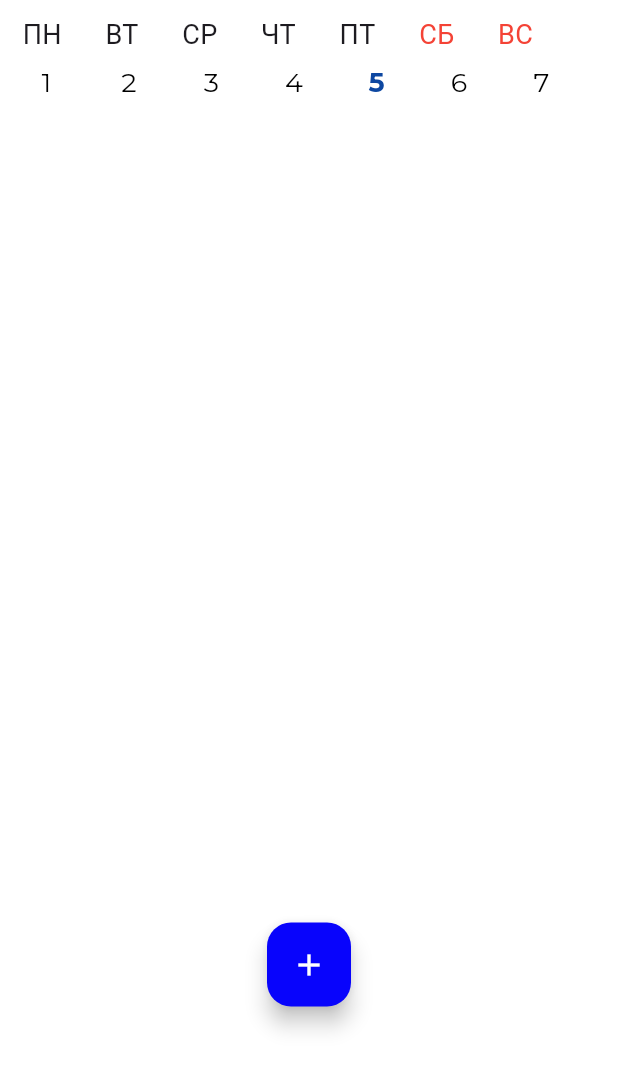
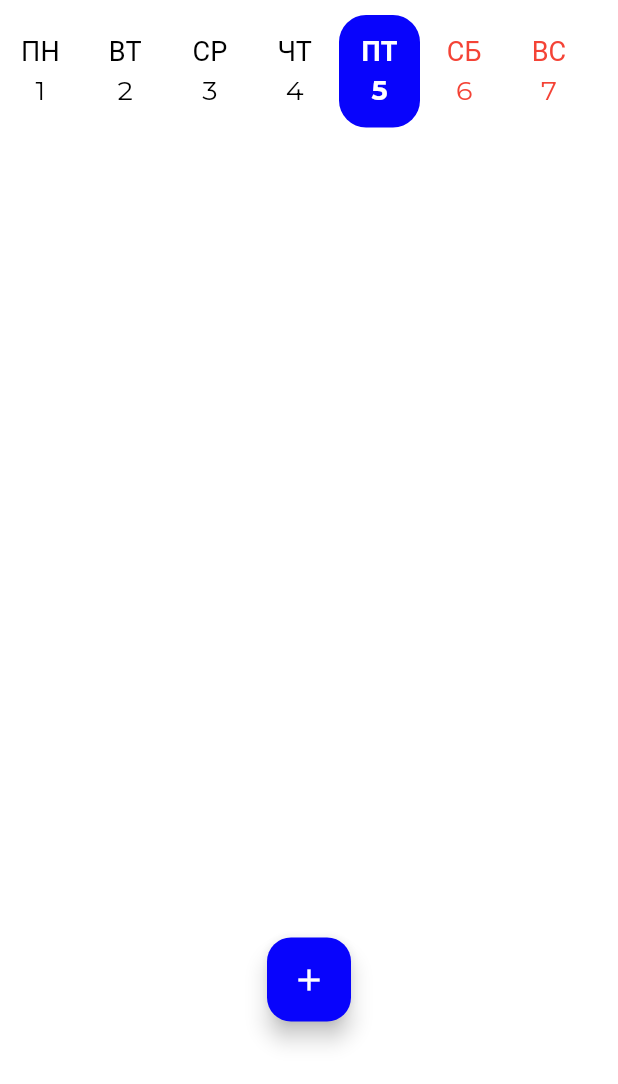
Before and after one commit to schlimmsten/Multitask, a Flutter app: the MainScreenBuilder screen opened directly, on a phone screen of 412 x 824 dp. Shown: the top 1084 px of the screen. Run offline on Flutter 3.47's test engine with Material 3 defaults, Android fonts, the phone set to English and light mode, and no system bars; project files that could hold a hidden picture were left out.

Commit message:
сделаны даты по новому макету

```diff
--- a/lib/main_screen_components/date_builder.dart
+++ b/lib/main_screen_components/date_builder.dart
@@ -1,5 +1,15 @@
 import 'package:flutter/material.dart';
 import 'date_of_week.dart';
+
+List<String> days = [
+    'ПН',
+    'ВТ',
+    'СР',
+    'ЧТ',
+    'ПТ',
+    'СБ',
+    'ВС',
+];
 
 class DateBuilder extends StatefulWidget {
   const DateBuilder({super.key});
@@ -23,7 +33,8 @@ class _DateBuilderState extends State<DateBuilder> {
     DateTime date = now.add(Duration(days: dayDifference));
     bool selected = index == now.weekday - 1;
     return DateOfWeek(
-      text: date.day.toString(),
+      day: days[index],
+      date: date.day.toString(),
       isSelected: selected,
       onPressed: () {
         _onItemTapped(index);
@@ -39,18 +50,22 @@ class _DateBuilderState extends State<DateBuilder> {
     });
   }
 
+  //вот тут будет сложно оптимизировать, надо как то более адекватно это сделать +
+  //вопрос с листанием остается
   @override
   Widget build(BuildContext context) {
     return SizedBox(
-      height: 45,
-      child: ListView.builder(
+      height: 75,
+      child: ListView.separated(
         scrollDirection: Axis.horizontal,
         itemCount: weekNumbersButtons.length,
+        separatorBuilder: (BuildContext context, int index) =>
+                const VerticalDivider(width: 2.5, color: Colors.white,),
         itemBuilder: (context, index) {
           //можно сделать лучше?
-          return Container(
-            padding: const EdgeInsets.only(left: 7, top: 4),
-            width: 55,
+          return SizedBox(
+            //padding: const EdgeInsets.only(left: 7, top: 4),
+            width: 54,
             child: weekNumbersButtons[index]
           );
         },
--- a/lib/main_screen_components/date_of_week.dart
+++ b/lib/main_screen_components/date_of_week.dart
@@ -1,25 +1,38 @@
 import 'package:flutter/material.dart';
 
 class DateOfWeek extends StatelessWidget {
-  final String text;
+
+  final String day;
+  final String date;
   final bool isSelected;
   final VoidCallback onPressed;
 
-  const DateOfWeek({super.key,required this.text,required this.isSelected,required this.onPressed,});
+  const DateOfWeek({super.key,required this.date,required this.day,required this.isSelected,required this.onPressed,});
 
+//BorderSide(color: isSelected ? const Color.fromARGB(255, 8, 4, 252) : Theme.of(context).textTheme.displayLarge?.color ?? Colors.black,)
+
+//тут с темами разобраться!!!!!!!!!!!!!!!!!!!!!!!!!!!!!!!!!!!!!!!!!!!!!!!!!!!!!
   @override
   Widget build(BuildContext context) {
     return TextButton(
       onPressed: onPressed,
-      style: TextButton.styleFrom(
-          shape: const CircleBorder(),
+      style:  ButtonStyle(
+        backgroundColor: MaterialStateProperty.all<Color>(
+          isSelected ? const Color.fromARGB(255, 8, 4, 252) : Colors.white,),
+        shape: MaterialStateProperty.all<RoundedRectangleBorder>(
+          RoundedRectangleBorder(
+            borderRadius: BorderRadius.circular(18.0),
+            //side: isSelected ? const BorderSide(color: Color.fromARGB(255, 8, 4, 252)) : BorderSide.none
+
+          )
+        )
       ),
       child: Text(
-        text,
+        "$day\n$date",
         style: TextStyle(
           fontSize: 18,
           fontFamily: "Montserrat",
-          color: isSelected ? Colors.blue.shade900 : Colors.black,
+          color: ((day == 'СБ' || day == 'ВС') && !isSelected) ? Colors.red : (isSelected ? Colors.white : Colors.black),
           fontWeight: isSelected ? FontWeight.bold : FontWeight.normal,
         ),
         textAlign: TextAlign.center,
@@ -28,12 +41,14 @@ class DateOfWeek extends StatelessWidget {
   }
 
   DateOfWeek copyWith({
-    String? text,
+    String? day,
+    String? date,
     bool? isSelected,
     VoidCallback? onPressed,
   }) {
     return DateOfWeek(
-      text: text ?? this.text,
+      day: day ?? this.day,
+      date: date ?? this.date,
       isSelected: isSelected ?? this.isSelected,
       onPressed: onPressed ?? this.onPressed,
     );
--- a/lib/main_screen_components/main_screen_builder.dart
+++ b/lib/main_screen_components/main_screen_builder.dart
@@ -1,7 +1,7 @@
 import 'package:flutter/material.dart';
 import 'add_button.dart';
 import 'date_builder.dart';
-import 'day_builder.dart';
+//import 'day_builder.dart';
 
 class MainScreenBuilder extends StatefulWidget {
   const MainScreenBuilder({super.key});
@@ -17,7 +17,7 @@ class _MainScreenBuilderState extends State<MainScreenBuilder> {
       body: Column(
         children: [
           SizedBox(height: 10),
-          DayBuilder(),
+          //DayBuilder(),
           DateBuilder(),
           SizedBox(height: 540),
           AddButton()
```
